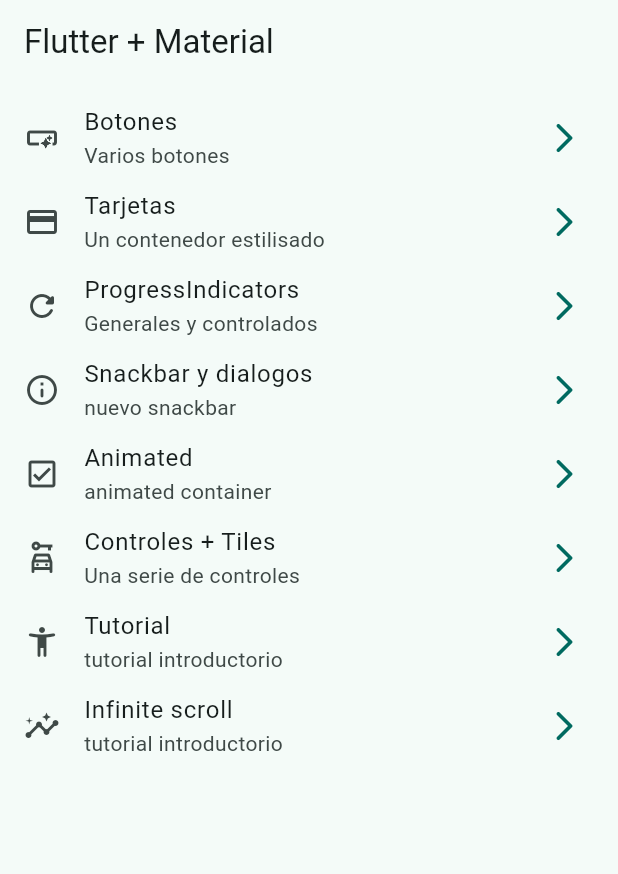
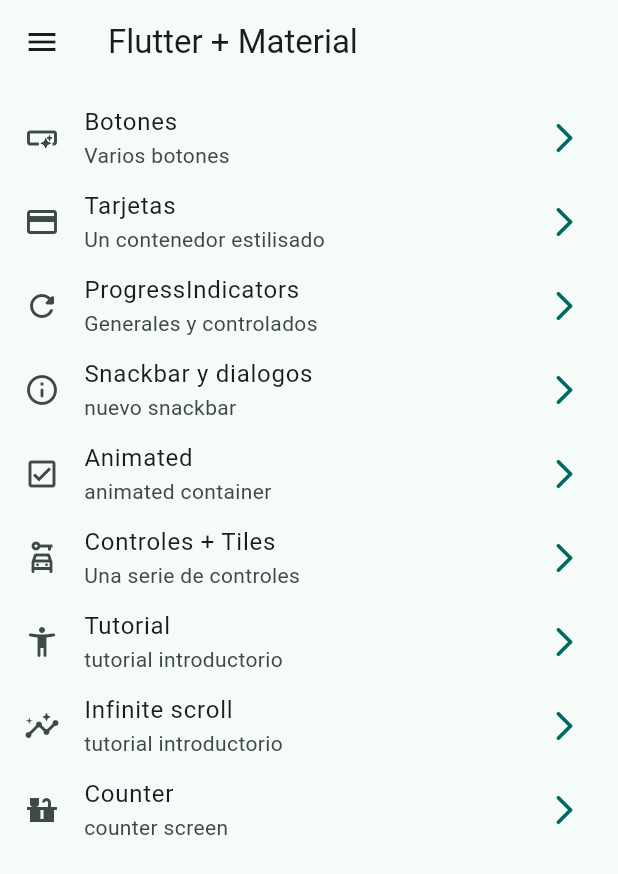
Before and after one commit to vidm27/flutter-course-devtalles, a Flutter app: the screen it shows after launch, on a phone screen of 412 x 824 dp. Shown: the top 874 px of the screen. Run offline on Flutter 3.47's test engine with Material 2 defaults, Android fonts, the phone set to English and light mode, and no system bars; our stand-ins replace animate_do, dio, flutter_riverpod, go_router.

Commit message:
Agregando un contador con riverpod

```diff
--- a/widgets_app/lib/config/menu/menu_item.dart
+++ b/widgets_app/lib/config/menu/menu_item.dart
@@ -54,4 +54,9 @@ const appMenuItems = <MenuItem>[
       subTitle: 'tutorial introductorio',
       link: '/infinite',
       icon: Icons.insights),
+  MenuItem(
+      title: 'Counter',
+      subTitle: 'counter screen',
+      link: '/counter',
+      icon: Icons.countertops),
 ];
--- a/widgets_app/lib/config/router/app_router.dart
+++ b/widgets_app/lib/config/router/app_router.dart
@@ -43,6 +43,9 @@ final appRouter = GoRouter(
         path: '/infinite',
         name: InfiniteScrollScreen.name,
         builder: (context, state) => const InfiniteScrollScreen()),
-
+    GoRoute(
+        path: '/counter',
+        name: CounterScreen.name,
+        builder: (context, state) => const CounterScreen()),
   ],
 );
--- a/widgets_app/lib/main.dart
+++ b/widgets_app/lib/main.dart
@@ -1,9 +1,10 @@
 import 'package:flutter/material.dart';
+import 'package:flutter_riverpod/flutter_riverpod.dart';
 import 'package:widgets_app/config/router/app_router.dart';
 import 'package:widgets_app/config/theme/app_theme.dart';
 
 void main() {
-  runApp(const MainApp());
+  runApp(const ProviderScope(child: MainApp()));
 }
 
 class MainApp extends StatelessWidget {
--- /dev/null
+++ b/widgets_app/lib/presentation/providers/counter_providers.dart
@@ -0,0 +1,3 @@
+import 'package:flutter_riverpod/flutter_riverpod.dart';
+
+final counterProvider = StateProvider((ref) => 5);
--- a/widgets_app/lib/presentation/screens/home/home_screen.dart
+++ b/widgets_app/lib/presentation/screens/home/home_screen.dart
@@ -1,7 +1,7 @@
 import 'package:flutter/material.dart';
 import 'package:go_router/go_router.dart';
 import 'package:widgets_app/config/menu/menu_item.dart';
-import 'package:widgets_app/presentation/screens/screens.dart';
+import 'package:widgets_app/presentation/widgets/side_menu.dart';
 
 class HomeScreen extends StatelessWidget {
   static const String nameRoute = 'home_screen';
@@ -9,11 +9,15 @@ class HomeScreen extends StatelessWidget {
 
   @override
   Widget build(BuildContext context) {
+    final scaffoldKey  = GlobalKey<ScaffoldState>(); // Tiene toda la referencia de este scaffold
+
     return Scaffold(
+      key: scaffoldKey,
       appBar: AppBar(
         title: const Text('Flutter + Material'),
       ),
       body: const _HomeView(),
+      drawer: SideMenu(scaffoldKey: scaffoldKey,),
     );
   }
 }
--- a/widgets_app/lib/presentation/screens/screens.dart
+++ b/widgets_app/lib/presentation/screens/screens.dart
@@ -7,3 +7,4 @@ export 'package:widgets_app/presentation/screens/infinite_scroll/infinite_scroll
 export 'package:widgets_app/presentation/screens/progress/progress_screen.dart';
 export 'package:widgets_app/presentation/screens/snackbar/snackbar_screen.dart';
 export 'package:widgets_app/presentation/screens/ui_controls/ui_controls_screen.dart';
+export 'package:widgets_app/presentation/screens/counter/counter_screen.dart';
--- a/widgets_app/pubspec.yaml
+++ b/widgets_app/pubspec.yaml
@@ -7,8 +7,10 @@ environment:
   sdk: '>=3.1.0-149.0.dev <4.0.0'
 
 dependencies:
+  animate_do: ^3.0.2
   flutter:
     sdk: flutter
+  flutter_riverpod: ^2.3.6
   go_router: ^8.0.3
 
 dev_dependencies:
```
Also changed, not shown: widgets_app/lib/presentation/screens/counter/counter_screen.dart (added, +19 -0 lines).
